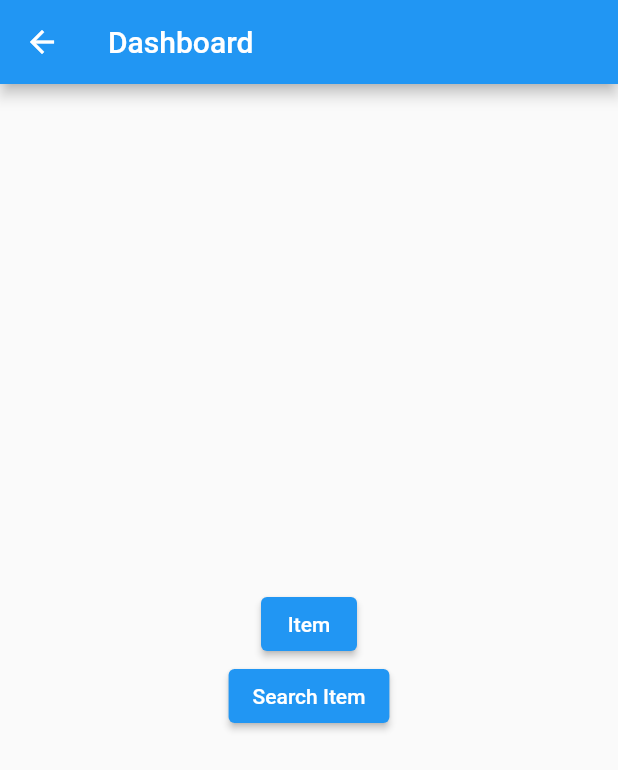
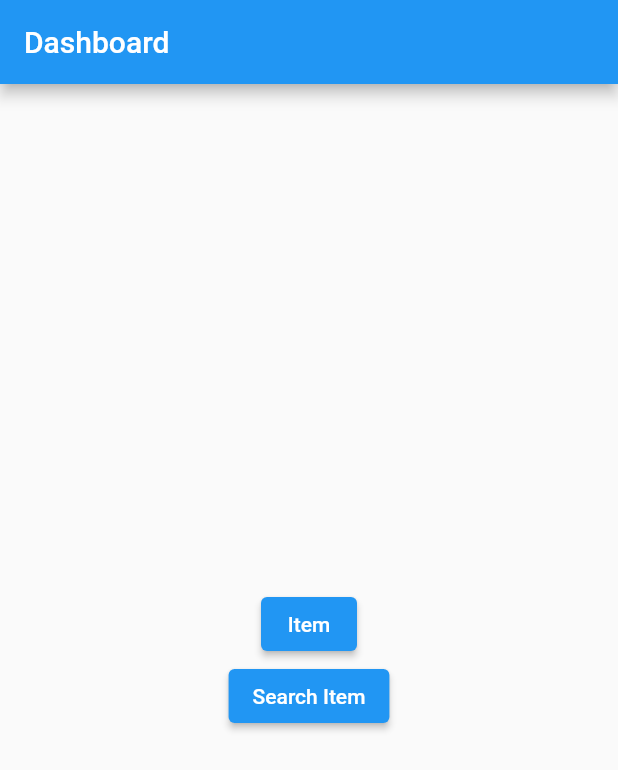
Before and after one commit to mrdyman/Flutter-CRUD-with-ObjectBox, a Flutter app: the CreateScreen screen opened directly, after a tap on "Simpan", after a tap on the "arrow back" icon, on a phone screen of 412 x 824 dp. Shown: the top 770 px of the screen. Run offline on Flutter 3.47's test engine with Material 2 defaults, Android fonts, the phone set to English and light mode, and no system bars; our stand-ins replace bloc, flutter_bloc, flutter_slidable, flutter_svg, objectbox; generated files the repository leaves out were written again.

Commit message:
finish delete and edit features

```diff
--- a/lib/app/create/bloc/create_bloc.dart
+++ b/lib/app/create/bloc/create_bloc.dart
@@ -20,8 +20,13 @@ class CreateBloc extends Bloc<CreateEvent, CreateState> {
   CreateBloc() : super(CreateInitial()) {
     on<OnSave>((event, emit) async {
       if (validate(event)) {
-        List<int> result = await DBHelper.putItem(Objectbox.store_,
-            data: [Item(itemName: event.itemName, barcode: event.barcode)]);
+        List<int> result = await DBHelper.putItem(Objectbox.store_, data: [
+          Item(
+              id: event.id ?? 0,
+              itemId: event.itemId,
+              itemName: event.itemName,
+              barcode: event.barcode)
+        ]);
         if (result.isNotEmpty) {
           emit(CreateSuccess());
         }
@@ -32,6 +37,12 @@ class CreateBloc extends Bloc<CreateEvent, CreateState> {
             barcodeError: barcodeError));
       }
     });
+  }
+
+  void edit(Item item) {
+    itemIdTEC.text = item.itemId.toString();
+    itemNameTEC.text = item.itemName;
+    barcodeTEC.text = item.barcode;
   }
 
   bool validate(OnSave data) {
--- a/lib/app/create/bloc/create_event.dart
+++ b/lib/app/create/bloc/create_event.dart
@@ -4,9 +4,14 @@ part of 'create_bloc.dart';
 abstract class CreateEvent {}
 
 class OnSave extends CreateEvent {
+  final int? id;
   final String itemId;
   final String itemName;
   final String barcode;
 
-  OnSave({required this.itemId, required this.itemName, required this.barcode});
+  OnSave(
+      {this.id,
+      required this.itemId,
+      required this.itemName,
+      required this.barcode});
 }
--- a/lib/app/create/create_screen.dart
+++ b/lib/app/create/create_screen.dart
@@ -4,10 +4,13 @@ import 'package:flutter_crud/app/dashboard/dashboard_screen.dart';
 import 'package:flutter_crud/components/custom_text_field.dart';
 import 'package:flutter_svg/flutter_svg.dart';
 
+import '../../models/item.dart';
 import 'bloc/create_bloc.dart';
 
 class CreateScreen extends StatelessWidget {
-  const CreateScreen({super.key});
+  final bool isEdit;
+  final int? id;
+  const CreateScreen({this.isEdit = false, this.id, super.key});
 
   @override
   Widget build(BuildContext context) {
@@ -15,8 +18,7 @@ class CreateScreen extends StatelessWidget {
     return Scaffold(
       appBar: AppBar(
           leading: IconButton(
-              onPressed: () => Navigator.pushReplacement(context,
-                  MaterialPageRoute(builder: (_) => const DashboardScreen())),
+              onPressed: () => Navigator.pop(context),
               icon: const Icon(Icons.arrow_back)),
           title: const Text('Create New Data')),
       body: BlocListener<CreateBloc, CreateState>(
@@ -127,10 +129,11 @@ class CreateScreen extends StatelessWidget {
                   alignment: Alignment.centerRight,
                   child: ElevatedButton(
                       onPressed: () => bloc.add(OnSave(
+                          id: id,
                           itemId: bloc.itemIdTEC.text,
                           itemName: bloc.itemNameTEC.text,
                           barcode: bloc.barcodeTEC.text)),
-                      child: const Text('Simpan')))
+                      child: Text(isEdit ? 'Update' : 'Simpan')))
             ],
           ),
         ),
--- a/lib/app/dashboard/dashboard_screen.dart
+++ b/lib/app/dashboard/dashboard_screen.dart
@@ -13,13 +13,12 @@ class DashboardScreen extends StatelessWidget {
   Widget build(BuildContext context) {
     return Scaffold(
       appBar: AppBar(
-        leading: const Icon(Icons.arrow_back),
         title: const Text('Dashboard'),
       ),
       body: Column(mainAxisAlignment: MainAxisAlignment.center, children: [
         Align(
           child: ElevatedButton(
-            onPressed: () => Navigator.pushReplacement(
+            onPressed: () => Navigator.push(
                 context,
                 MaterialPageRoute(
                     builder: (_) => BlocProvider<CreateBloc>(
--- a/lib/models/item.dart
+++ b/lib/models/item.dart
@@ -3,12 +3,14 @@ import 'package:objectbox/objectbox.dart';
 @Entity()
 class Item {
   @Id()
-  int itemId;
+  int? id;
+  String itemId;
   String itemName;
   String barcode;
 
   Item({
-    this.itemId = 0,
+    this.id,
+    required this.itemId,
     required this.itemName,
     required this.barcode,
   });
```
Also changed, not shown: lib/app/search/bloc/search_bloc.dart (+13 -0 lines), lib/app/search/search_screen.dart (+14 -0 lines), lib/models/objectbox-model.json (+8 -3 lines), lib/models/objectbox.g.dart.
